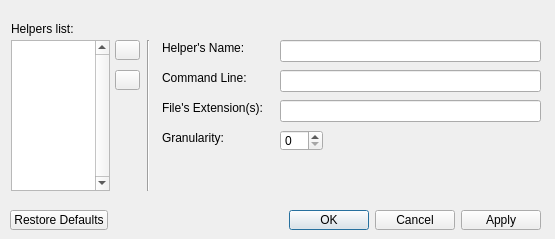
Before: the Qt Designer form helpers.ui in frank67/XDGSearch, drawn with Qt 5.
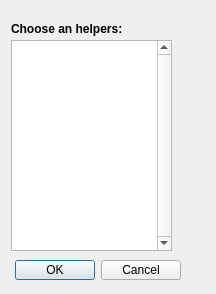
After: the same form once the commit is applied. Icons and pictures are not drawn.

Patch:
```diff
--- a/helpers.ui
+++ b/helpers.ui
@@ -6,8 +6,8 @@
    <rect>
     <x>0</x>
     <y>0</y>
-    <width>555</width>
-    <height>239</height>
+    <width>216</width>
+    <height>294</height>
    </rect>
   </property>
   <property name="windowTitle">
@@ -16,9 +16,9 @@
   <widget class="QDialogButtonBox" name="buttonBox">
    <property name="geometry">
     <rect>
-     <x>10</x>
-     <y>210</y>
-     <width>531</width>
+     <x>0</x>
+     <y>260</y>
+     <width>181</width>
      <height>20</height>
     </rect>
    </property>
@@ -26,7 +26,7 @@
     <enum>Qt::Horizontal</enum>
    </property>
    <property name="standardButtons">
-    <set>QDialogButtonBox::Apply|QDialogButtonBox::Cancel|QDialogButtonBox::Ok|QDialogButtonBox::RestoreDefaults</set>
+    <set>QDialogButtonBox::Cancel|QDialogButtonBox::Ok</set>
    </property>
   </widget>
   <widget class="QListWidget" name="helpersList">
@@ -34,8 +34,8 @@
     <rect>
      <x>11</x>
      <y>40</y>
-     <width>99</width>
-     <height>151</height>
+     <width>161</width>
+     <height>211</height>
     </rect>
    </property>
    <property name="verticalScrollBarPolicy">
@@ -51,46 +51,12 @@
     <bool>true</bool>
    </property>
   </widget>
-  <widget class="QToolButton" name="removeHelper">
-   <property name="geometry">
-    <rect>
-     <x>115</x>
-     <y>70</y>
-     <width>25</width>
-     <height>20</height>
-    </rect>
-   </property>
-   <property name="text">
-    <string/>
-   </property>
-   <property name="icon">
-    <iconset resource="resources.qrc">
-     <normaloff>:/icon/list-remove.svgz</normaloff>:/icon/list-remove.svgz</iconset>
-   </property>
-  </widget>
-  <widget class="QToolButton" name="addHelper">
-   <property name="geometry">
-    <rect>
-     <x>115</x>
-     <y>40</y>
-     <width>25</width>
-     <height>20</height>
-    </rect>
-   </property>
-   <property name="text">
-    <string/>
-   </property>
-   <property name="icon">
-    <iconset resource="resources.qrc">
-     <normaloff>:/icon/list-add.svgz</normaloff>:/icon/list-add.svgz</iconset>
-   </property>
-  </widget>
   <widget class="QLabel" name="label">
    <property name="geometry">
     <rect>
      <x>11</x>
      <y>21</y>
-     <width>71</width>
+     <width>131</width>
      <height>16</height>
     </rect>
    </property>
@@ -100,129 +66,16 @@
      <verstretch>0</verstretch>
     </sizepolicy>
    </property>
-   <property name="text">
-    <string>Helpers list:</string>
+   <property name="font">
+    <font>
+     <weight>75</weight>
+     <bold>true</bold>
+    </font>
    </property>
-  </widget>
-  <widget class="Line" name="line">
-   <property name="geometry">
-    <rect>
-     <x>140</x>
-     <y>40</y>
-     <width>16</width>
-     <height>151</height>
-    </rect>
-   </property>
-   <property name="orientation">
-    <enum>Qt::Vertical</enum>
-   </property>
-  </widget>
-  <widget class="QLineEdit" name="helperCmdLine">
-   <property name="geometry">
-    <rect>
-     <x>280</x>
-     <y>70</y>
-     <width>261</width>
-     <height>22</height>
-    </rect>
-   </property>
-  </widget>
-  <widget class="QSpinBox" name="helperGranularity">
-   <property name="geometry">
-    <rect>
-     <x>280</x>
-     <y>130</y>
-     <width>43</width>
-     <height>21</height>
-    </rect>
-   </property>
-  </widget>
-  <widget class="QLabel" name="label_5">
-   <property name="geometry">
-    <rect>
-     <x>162</x>
-     <y>130</y>
-     <width>70</width>
-     <height>16</height>
-    </rect>
-   </property>
    <property name="text">
-    <string>Granularity: </string>
+    <string>Choose an helpers:</string>
    </property>
   </widget>
-  <widget class="QLabel" name="label_2">
-   <property name="geometry">
-    <rect>
-     <x>162</x>
-     <y>40</y>
-     <width>89</width>
-     <height>16</height>
-    </rect>
-   </property>
-   <property name="text">
-    <string>Helper's Name: </string>
-   </property>
-  </widget>
-  <widget class="QLabel" name="label_3">
-   <property name="geometry">
-    <rect>
-     <x>162</x>
-     <y>70</y>
-     <width>91</width>
-     <height>16</height>
-    </rect>
-   </property>
-   <property name="text">
-    <string>Command Line: </string>
-   </property>
-  </widget>
-  <widget class="QLineEdit" name="helperName">
-   <property name="geometry">
-    <rect>
-     <x>280</x>
-     <y>40</y>
-     <width>261</width>
-     <height>22</height>
-    </rect>
-   </property>
-  </widget>
-  <widget class="QLabel" name="label_4">
-   <property name="geometry">
-    <rect>
-     <x>162</x>
-     <y>100</y>
-     <width>107</width>
-     <height>16</height>
-    </rect>
-   </property>
-   <property name="text">
-    <string>File's Extension(s): </string>
-   </property>
-  </widget>
-  <widget class="QLineEdit" name="helperFileExt">
-   <property name="geometry">
-    <rect>
-     <x>280</x>
-     <y>100</y>
-     <width>261</width>
-     <height>22</height>
-    </rect>
-   </property>
-  </widget>
-  <zorder>helperCmdLine</zorder>
-  <zorder>helperGranularity</zorder>
-  <zorder>label_5</zorder>
-  <zorder>label_2</zorder>
-  <zorder>label_3</zorder>
-  <zorder>helperName</zorder>
-  <zorder>label_4</zorder>
-  <zorder>buttonBox</zorder>
-  <zorder>helpersList</zorder>
-  <zorder>removeHelper</zorder>
-  <zorder>addHelper</zorder>
-  <zorder>label</zorder>
-  <zorder>line</zorder>
-  <zorder>helperFileExt</zorder>
  </widget>
  <resources>
   <include location="resources.qrc"/>
```
Left out of the diff: 4 changed lines with no effect on the pictures.
